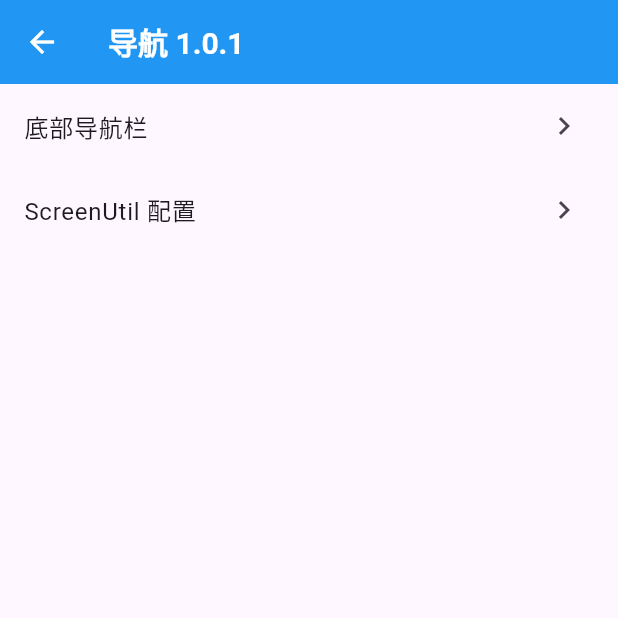
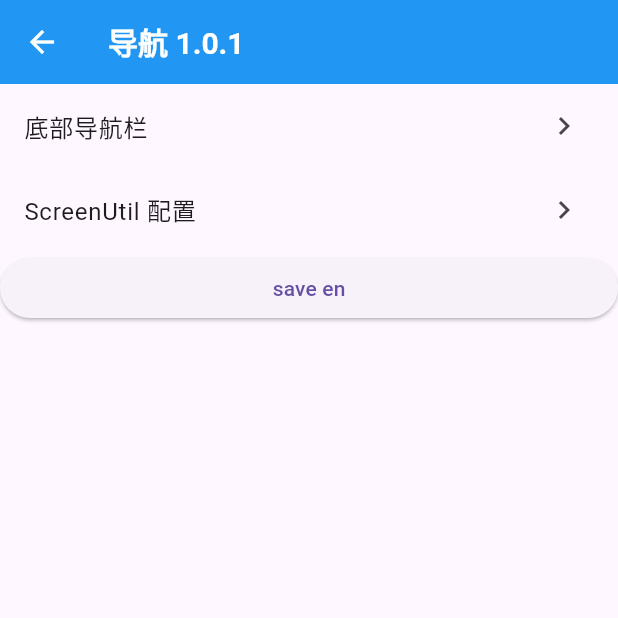
Before and after one commit to ChaoQunPeng/pcq-flutter-scaffold, a Flutter app: the IndexViewPage screen opened by its route, on a phone screen of 412 x 824 dp, the top half of it. Run offline on Flutter 3.47's test engine with Material 3 defaults, Android fonts, the phone set to English and light mode, and no system bars; our stand-ins replace extended_image, flutter_native_splash, flutter_screenutil, get, package_info_plus, shared_preferences; accounts and stored records are empty; statements that could not run were skipped.

Commit message:
✨ feat: 增加i18n 多语言配置

```diff
--- /dev/null
+++ b/lib/common/i18n/locale_keys.dart
@@ -0,0 +1,13 @@
+/*
+ * @Author: PengChaoQun 1152684231@qq.com
+ * @Date: 2024-06-17 17:39:01
+ * @LastEditors: PengChaoQun 1152684231@qq.com
+ * @LastEditTime: 2024-06-17 18:22:00
+ * @FilePath: /pcq_flutter_app/lib/common/i18n/locale_keys.dart
+ * @Description:
+ */
+/// 多语言 keys
+class LocaleKeys {
+  // 通用
+  static const commonConfirm = 'common_confirm';
+}
--- /dev/null
+++ b/lib/common/i18n/locales/locale_en.dart
@@ -0,0 +1,15 @@
+/*
+ * @Author: PengChaoQun 1152684231@qq.com
+ * @Date: 2024-06-17 17:39:34
+ * @LastEditors: PengChaoQun 1152684231@qq.com
+ * @LastEditTime: 2024-06-17 18:21:21
+ * @FilePath: /pcq_flutter_app/lib/common/i18n/locales/locale_en.dart
+ * @Description:
+ */
+import '../locale_keys.dart';
+
+/// 多语言 英文
+Map<String, String> localeEn = {
+  // 通用
+  LocaleKeys.commonConfirm: 'save',
+};
--- /dev/null
+++ b/lib/common/i18n/locales/locale_zh.dart
@@ -0,0 +1,15 @@
+/*
+ * @Author: PengChaoQun 1152684231@qq.com
+ * @Date: 2024-06-17 17:39:36
+ * @LastEditors: PengChaoQun 1152684231@qq.com
+ * @LastEditTime: 2024-06-17 18:21:33
+ * @FilePath: /pcq_flutter_app/lib/common/i18n/locales/locale_zh.dart
+ * @Description:
+ */
+import '../locale_keys.dart';
+
+/// 多语言 中文
+Map<String, String> localeZh = {
+  // 通用
+  LocaleKeys.commonConfirm: '保存',
+};
--- /dev/null
+++ b/lib/common/i18n/translation.dart
@@ -0,0 +1,40 @@
+/*
+ * @Author: PengChaoQun 1152684231@qq.com
+ * @Date: 2024-06-17 17:40:11
+ * @LastEditors: PengChaoQun 1152684231@qq.com
+ * @LastEditTime: 2024-06-17 19:16:29
+ * @FilePath: /pcq_flutter_app/lib/common/i18n/translation.dart
+ * @Description:
+ */
+
+import 'package:flutter/material.dart';
+import 'package:flutter_localizations/flutter_localizations.dart';
+import 'package:get/get.dart';
+
+import 'index.dart';
+
+/// 翻译类
+class Translation extends Translations {
+  // 当前系统语言
+  static Locale? get locale => Get.deviceLocale;
+
+  // 默认语言 Locale(语言代码, 国家代码)
+  static const fallbackLocale = Locale('en', 'US');
+  // 支持语言列表
+  static const supportedLocales = [
+    Locale('en', 'US'),
+    Locale('zh', 'CN'),
+  ];
+  // 代理
+  static const localizationsDelegates = [
+    GlobalMaterialLocalizations.delegate,
+    GlobalWidgetsLocalizations.delegate,
+    GlobalCupertinoLocalizations.delegate,
+  ];
+  // 语言代码对应的翻译文本
+  @override
+  Map<String, Map<String, String>> get keys => {
+        'en': localeEn,
+        'zh': localeZh,
+      };
+}
--- a/lib/common/index.dart
+++ b/lib/common/index.dart
@@ -2,7 +2,7 @@
  * @Author: PengChaoQun 1152684231@qq.com
  * @Date: 2024-06-15 14:30:28
  * @LastEditors: PengChaoQun 1152684231@qq.com
- * @LastEditTime: 2024-06-17 17:15:49
+ * @LastEditTime: 2024-06-17 17:51:00
  * @FilePath: /pcq_flutter_app/lib/common/index.dart
  * @Description:
  */
@@ -15,3 +15,4 @@ export './widgets/index.dart';
 export './values/index.dart';
 export './services/index.dart';
 export './utils/index.dart';
+export './i18n/index.dart';
--- /dev/null
+++ b/lib/common/values/constants.dart
@@ -0,0 +1,13 @@
+/*
+ * @Author: PengChaoQun 1152684231@qq.com
+ * @Date: 2024-06-17 17:52:16
+ * @LastEditors: PengChaoQun 1152684231@qq.com
+ * @LastEditTime: 2024-06-17 17:52:30
+ * @FilePath: /pcq_flutter_app/lib/common/values/constants.dart
+ * @Description:
+ */
+/// 常量
+class Constants {
+  // 本地存储key
+  static const storageLanguageCode = 'language_code';
+}
--- a/lib/pages/index_view/view.dart
+++ b/lib/pages/index_view/view.dart
@@ -2,7 +2,7 @@
  * @Author: PengChaoQun 1152684231@qq.com
  * @Date: 2024-06-16 11:56:50
  * @LastEditors: PengChaoQun 1152684231@qq.com
- * @LastEditTime: 2024-06-17 16:57:37
+ * @LastEditTime: 2024-06-17 19:35:57
  * @FilePath: /pcq_flutter_app/lib/pages/index_view/view.dart
  * @Description:
  */
@@ -50,7 +50,15 @@ class IndexViewPage extends GetView<IndexViewController> {
     }
 
     return ListView(
-      children: list,
+      children: [
+        ...list,
+        ElevatedButton(
+          onPressed: controller.changeLanguage,
+          child: Text(
+            '${LocaleKeys.commonConfirm.tr} ${ConfigService.to.locale.languageCode}',
+          ),
+        )
+      ],
     );
   }
 
--- a/pubspec.yaml
+++ b/pubspec.yaml
@@ -30,7 +30,8 @@ environment:
 dependencies:
   flutter:
     sdk: flutter
-
+  flutter_localizations:
+    sdk: flutter
 
   # The following adds the Cupertino Icons font to your application.
   # Use with the CupertinoIcons class for iOS style icons.
```
Also changed, not shown: lib/common/i18n/index.dart (added, +12 -0 lines), lib/common/services/config.dart (+36 -2 lines), lib/common/values/index.dart (+9 -0 lines), lib/main.dart (+9 -2 lines), lib/pages/index_view/controller.dart (+13 -1 lines), pubspec.lock, 1 other file.
